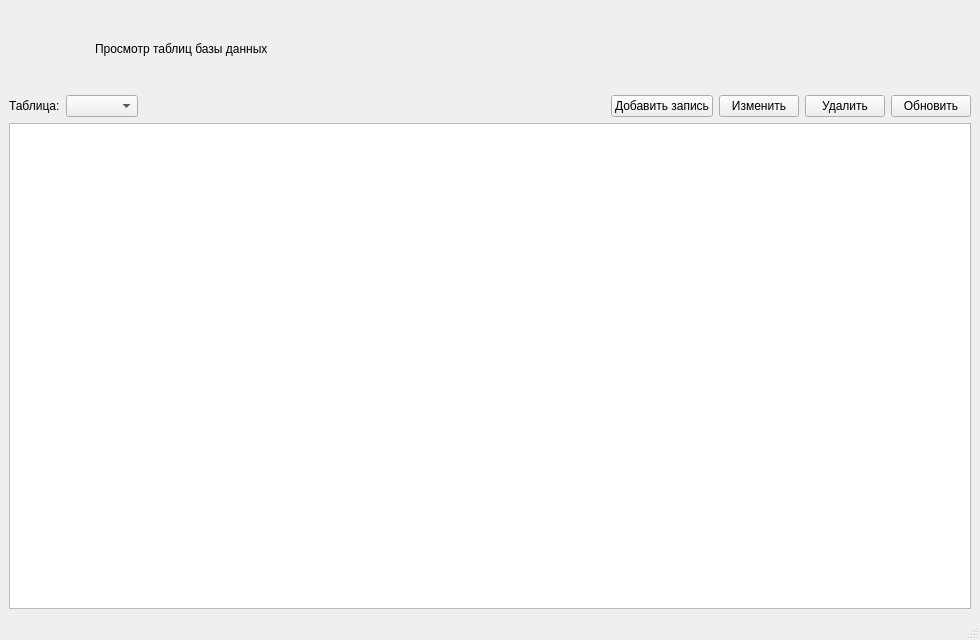
Qt form main.ui (IlyaGhoul/Inividual_Task_To_Practica13) before a commit.
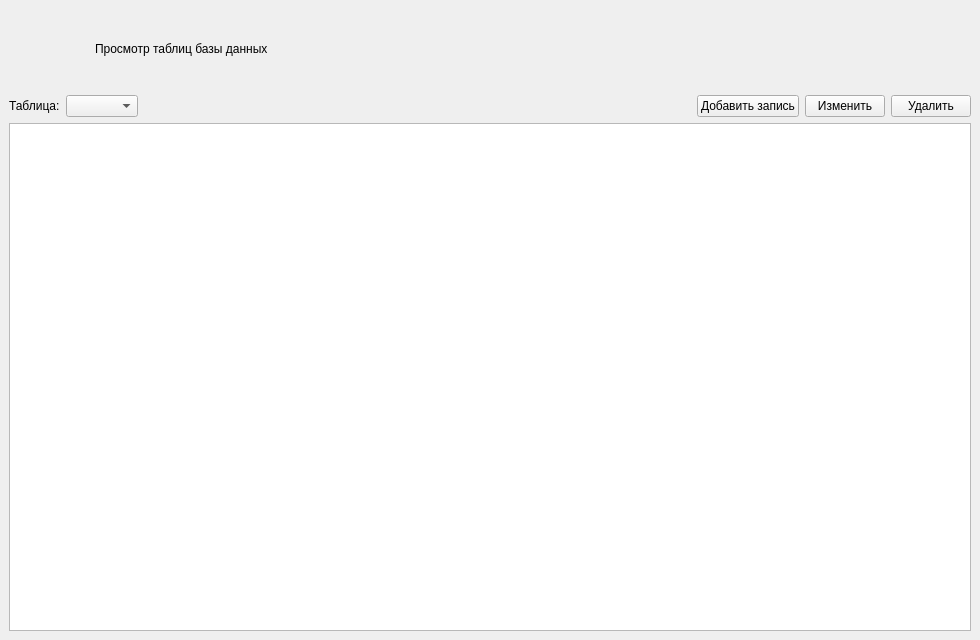
The same form after that commit.

What changed in the file:
```diff
--- a/main.ui
+++ b/main.ui
@@ -110,13 +110,6 @@
         </property>
        </widget>
       </item>
-      <item>
-       <widget class="QPushButton" name="btnRefresh">
-        <property name="text">
-         <string>Обновить</string>
-        </property>
-       </widget>
-      </item>
      </layout>
     </item>
     <item>
@@ -149,7 +142,6 @@
     </item>
    </layout>
   </widget>
-  <widget class="QStatusBar" name="statusbar"/>
  </widget>
  <resources/>
  <connections/>
```
Left out of the diff: 2 changed lines with no effect on the pictures.
